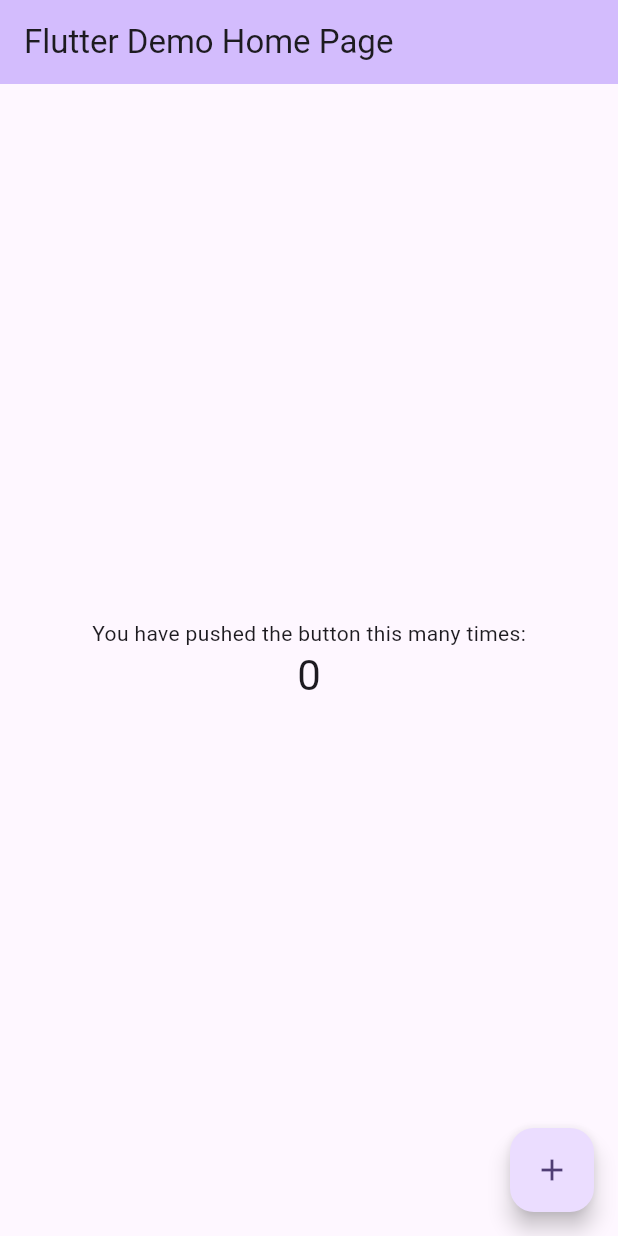
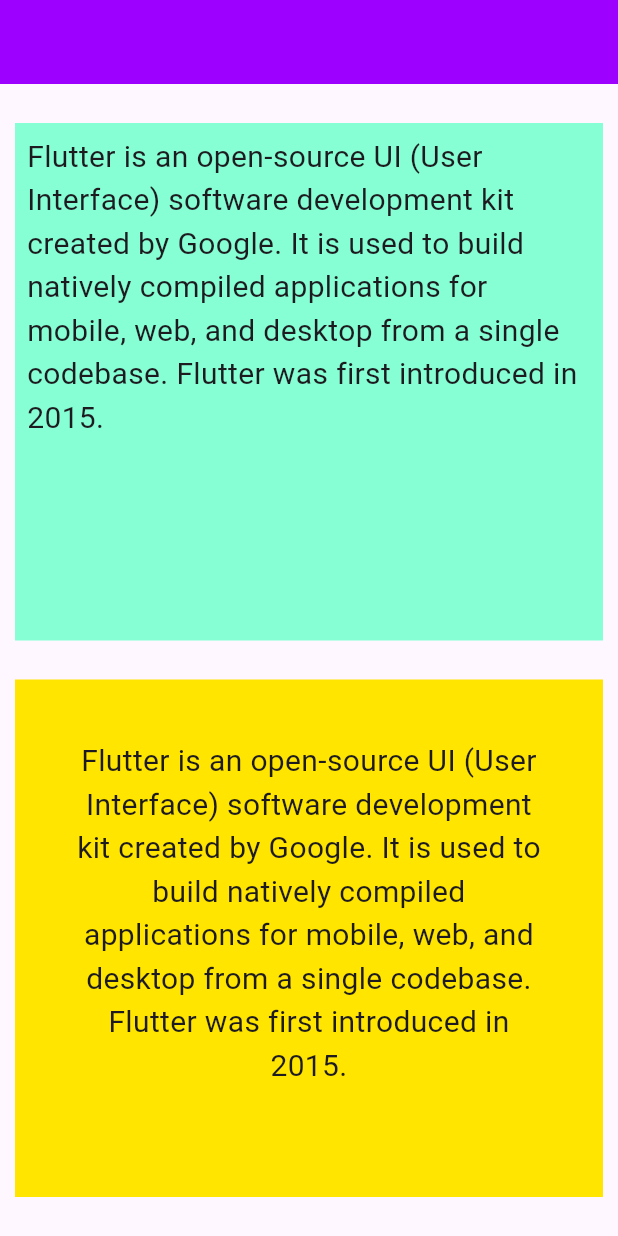
Before and after one commit to AroshanaDissanayaka/Flutter_layouts06, a Flutter app: the screen it shows after launch, on a phone screen of 412 x 824 dp. Run offline on Flutter 3.47's test engine with Material 3 defaults, Android fonts, the phone set to English and light mode, and no system bars.

Commit message:
final layout

```diff
--- a/lib/main.dart
+++ b/lib/main.dart
@@ -1,125 +1,51 @@
 import 'package:flutter/material.dart';
 
 void main() {
-  runApp(const MyApp());
+  runApp(Myapp());
 }
 
-class MyApp extends StatelessWidget {
-  const MyApp({super.key});
+class Myapp extends StatelessWidget {
+  const Myapp({super.key});
 
-  // This widget is the root of your application.
   @override
   Widget build(BuildContext context) {
     return MaterialApp(
-      title: 'Flutter Demo',
-      theme: ThemeData(
-        // This is the theme of your application.
-        //
-        // TRY THIS: Try running your application with "flutter run". You'll see
-        // the application has a purple toolbar. Then, without quitting the app,
-        // try changing the seedColor in the colorScheme below to Colors.green
-        // and then invoke "hot reload" (save your changes or press the "hot
-        // reload" button in a Flutter-supported IDE, or press "r" if you used
-        // the command line to start the app).
-        //
-        // Notice that the counter didn't reset back to zero; the application
-        // state is not lost during the reload. To reset the state, use hot
-        // restart instead.
-        //
-        // This works for code too, not just values: Most code changes can be
-        // tested with just a hot reload.
-        colorScheme: ColorScheme.fromSeed(seedColor: Colors.deepPurple),
-        useMaterial3: true,
+      title: "Layout 05",
+      debugShowCheckedModeBanner: false,
+      home: Scaffold(
+        appBar: AppBar(
+          backgroundColor: Color(0xff9E00FF),
         ),
-      home: const MyHomePage(title: 'Flutter Demo Home Page'),
-    );
-  }
-}
+        body: Padding(
+          padding: const EdgeInsets.symmetric(horizontal: 10),
+          child: Column(
+            mainAxisAlignment: MainAxisAlignment.spaceEvenly,
+            children: [
+              Container(
+                padding: const EdgeInsets.all(08),
+                color: const Color(0xff85FFD3),
+                width: 395,
+                height: 345,
+                child: const Text(
+                    "Flutter is an open-source UI (User Interface) software development kit created by Google. It is used to build natively compiled applications for mobile, web, and desktop from a single codebase. Flutter was first introduced in 2015.",
+                    style: TextStyle(fontSize: 20)),
+              ),
 
-class MyHomePage extends StatefulWidget {
-  const MyHomePage({super.key, required this.title});
+              Container(
+                padding: const EdgeInsets.all(40),
+                color: const Color(0xffFFE500),
+                width: 395,
+                height: 345,
+                child: const Text(
+                    "Flutter is an open-source UI (User Interface) software development kit created by Google. It is used to build natively compiled applications for mobile, web, and desktop from a single codebase. Flutter was first introduced in 2015.",
+                    style: TextStyle(fontSize: 20),
+                    textAlign: TextAlign.center,),
 
-  // This widget is the home page of your application. It is stateful, meaning
-  // that it has a State object (defined below) that contains fields that affect
-  // how it looks.
-
-  // This class is the configuration for the state. It holds the values (in this
-  // case the title) provided by the parent (in this case the App widget) and
-  // used by the build method of the State. Fields in a Widget subclass are
-  // always marked "final".
-
-  final String title;
-
-  @override
-  State<MyHomePage> createState() => _MyHomePageState();
-}
-
-class _MyHomePageState extends State<MyHomePage> {
-  int _counter = 0;
-
-  void _incrementCounter() {
-    setState(() {
-      // This call to setState tells the Flutter framework that something has
-      // changed in this State, which causes it to rerun the build method below
-      // so that the display can reflect the updated values. If we changed
-      // _counter without calling setState(), then the build method would not be
-      // called again, and so nothing would appear to happen.
-      _counter++;
-    });
-  }
-
-  @override
-  Widget build(BuildContext context) {
-    // This method is rerun every time setState is called, for instance as done
-    // by the _incrementCounter method above.
-    //
-    // The Flutter framework has been optimized to make rerunning build methods
-    // fast, so that you can just rebuild anything that needs updating rather
-    // than having to individually change instances of widgets.
-    return Scaffold(
-      appBar: AppBar(
-        // TRY THIS: Try changing the color here to a specific color (to
-        // Colors.amber, perhaps?) and trigger a hot reload to see the AppBar
-        // change color while the other colors stay the same.
-        backgroundColor: Theme.of(context).colorScheme.inversePrimary,
-        // Here we take the value from the MyHomePage object that was created by
-        // the App.build method, and use it to set our appbar title.
-        title: Text(widget.title),
-      ),
-      body: Center(
-        // Center is a layout widget. It takes a single child and positions it
-        // in the middle of the parent.
-        child: Column(
-          // Column is also a layout widget. It takes a list of children and
-          // arranges them vertically. By default, it sizes itself to fit its
-          // children horizontally, and tries to be as tall as its parent.
-          //
-          // Column has various properties to control how it sizes itself and
-          // how it positions its children. Here we use mainAxisAlignment to
-          // center the children vertically; the main axis here is the vertical
-          // axis because Columns are vertical (the cross axis would be
-          // horizontal).
-          //
-          // TRY THIS: Invoke "debug painting" (choose the "Toggle Debug Paint"
-          // action in the IDE, or press "p" in the console), to see the
-          // wireframe for each widget.
-          mainAxisAlignment: MainAxisAlignment.center,
-          children: <Widget>[
-            const Text(
-              'You have pushed the button this many times:',
-            ),
-            Text(
-              '$_counter',
-              style: Theme.of(context).textTheme.headlineMedium,
               ),
             ],
           ),
         ),
-      floatingActionButton: FloatingActionButton(
-        onPressed: _incrementCounter,
-        tooltip: 'Increment',
-        child: const Icon(Icons.add),
-      ), // This trailing comma makes auto-formatting nicer for build methods.
+      ),
     );
   }
 }
```
Lines whose indentation alone changed are shown as unchanged.
